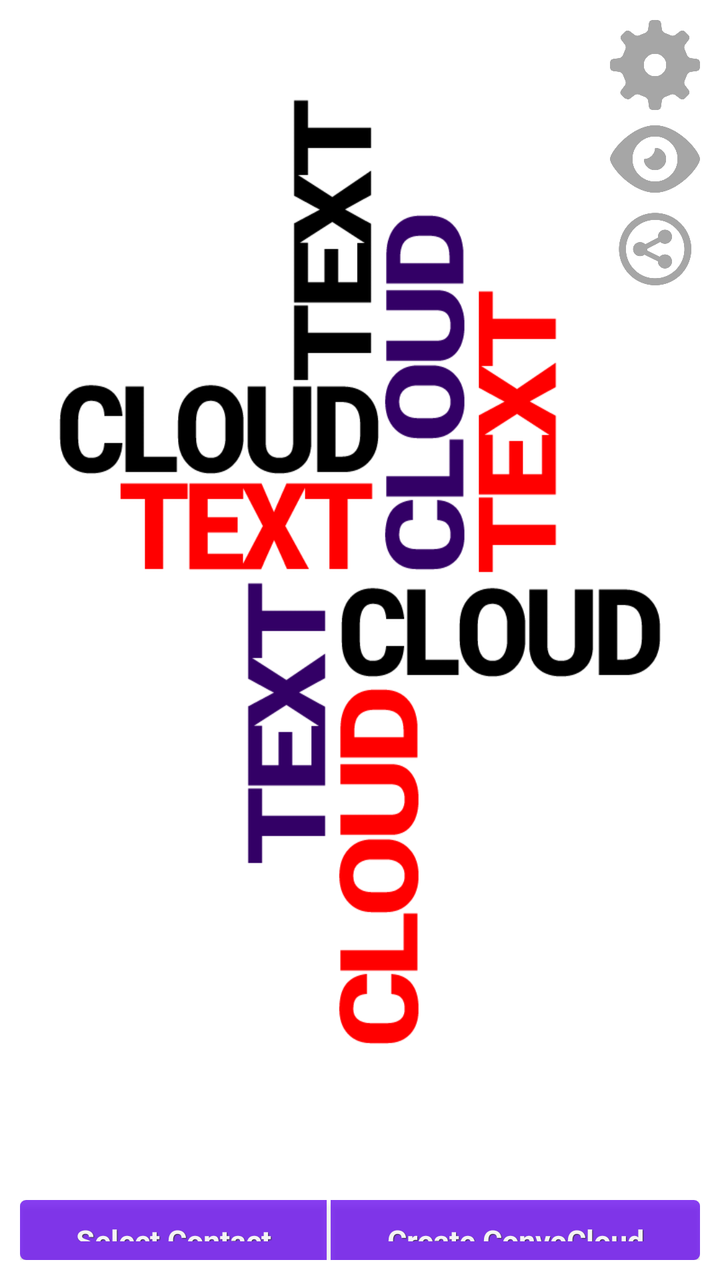
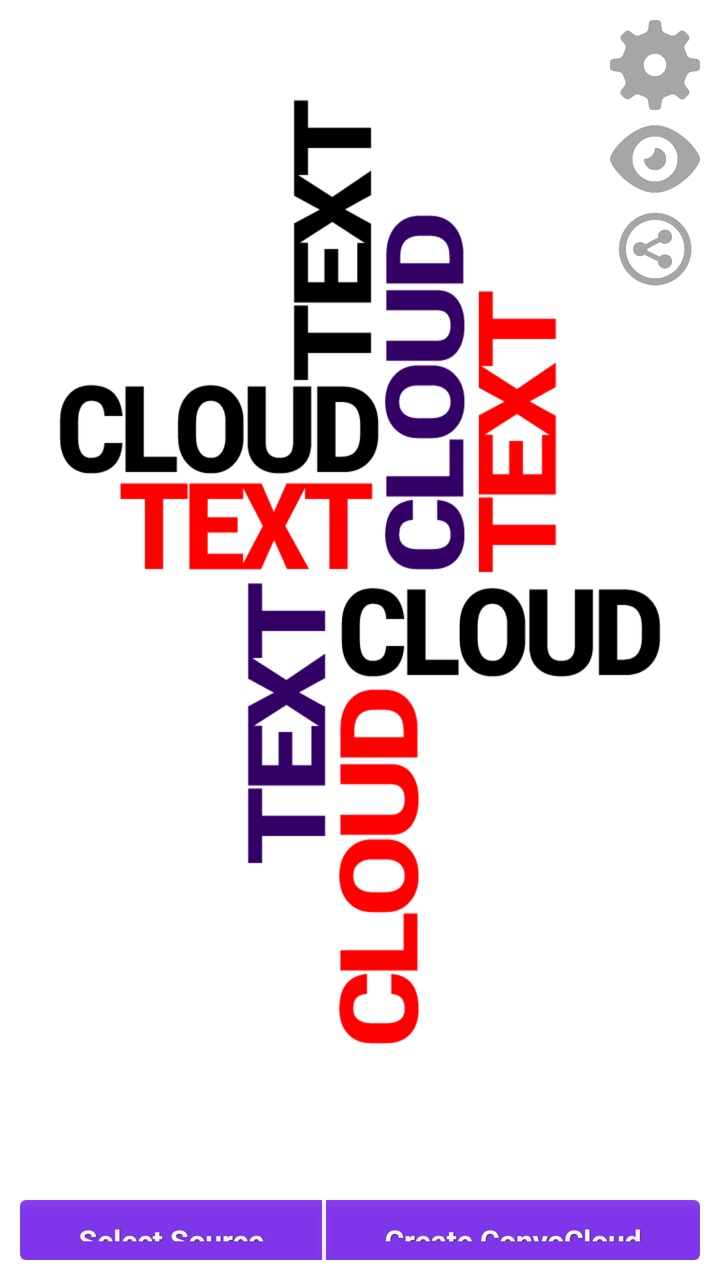

Before-and-after screenshots of an Android layout around one commit, followed by the original layout XML and the change that was made.
<!-- AndroidManifest.xml: fallback theme Theme.MaterialComponents.DayNight.NoActionBar -->
<!-- res/layout/activity_main.xml -->
<RelativeLayout xmlns:android="http://schemas.android.com/apk/res/android"
    android:id="@+id/main_layout"
    android:layout_width="match_parent"
    android:layout_height="match_parent"
    android:background="@drawable/main_image"
    android:clickable="true" >

    <LinearLayout
        android:id="@+id/button_layout"
        android:layout_width="match_parent"
        android:layout_height="30dp"
        android:layout_alignParentBottom="true"
        android:layout_alignParentLeft="true"
        android:layout_marginBottom="10dp"
        android:layout_marginLeft="10dp"
        android:layout_marginRight="10dp"
        android:layout_marginTop="3dp" >

        <Button
            android:id="@+id/contact_selection_button"
            style="@style/btnStyleBlackpearl"
            android:layout_width="wrap_content"
            android:layout_height="wrap_content"
            android:layout_marginRight="1dp"
            android:layout_weight=".25"
            android:alpha=".75"
            android:background="@drawable/button_left"
            android:text="@string/select_contact" />

        <Button
            android:id="@+id/create_text_cloud_button"
            style="@style/btnStyleBlackpearl"
            android:layout_width="wrap_content"
            android:layout_height="wrap_content"
            android:layout_marginLeft="1dp"
            android:layout_weight=".25"
            android:alpha=".75"
            android:background="@drawable/button_right"
            android:text="@string/create_convocloud" />
    </LinearLayout>

    <LinearLayout
        android:id="@+id/icon_layout"
        android:layout_width="wrap_content"
        android:layout_height="wrap_content"
        android:layout_alignParentLeft="false"
        android:layout_alignParentRight="true"
        android:layout_alignParentTop="true"
        android:layout_marginRight="10dp"
        android:layout_marginTop="10dp"
        android:orientation="vertical" >

        <ImageView
            android:id="@+id/settings_button"
            android:layout_width="wrap_content"
            android:layout_height="wrap_content"
            android:layout_marginBottom="2dp"
            android:adjustViewBounds="true"
            android:alpha=".35"
            android:clickable="true"
            android:contentDescription="@string/settings_description"
            android:maxHeight="45dp"
            android:maxWidth="45dp"
            android:src="@drawable/settingsicon" />

        <ImageView
            android:id="@+id/visible_button"
            android:layout_width="wrap_content"
            android:layout_height="wrap_content"
            android:adjustViewBounds="true"
            android:alpha=".35"
            android:clickable="true"
            android:contentDescription="@string/settings_description"
            android:maxHeight="45dp"
            android:maxWidth="45dp"
            android:src="@drawable/visible_icon" />

        <ImageView
            android:id="@+id/share_button"
            android:layout_width="wrap_content"
            android:layout_height="wrap_content"
            android:adjustViewBounds="true"
            android:alpha=".35"
            android:clickable="true"
            android:contentDescription="@string/settings_description"
            android:maxHeight="45dp"
            android:maxWidth="45dp"
            android:src="@drawable/share_icon" />

    </LinearLayout>

    <LinearLayout
        android:id="@+id/status_layout"
        android:layout_width="wrap_content"
        android:layout_height="wrap_content"
        android:layout_above="@+id/button_layout"
        android:layout_alignParentLeft="true"
        android:layout_marginLeft="10dp"
        android:alpha=".75"
        android:background="@layout/rounded_corners" >

        <TextView
            android:id="@+id/status_text"
            android:layout_width="wrap_content"
            android:layout_height="wrap_content"
            android:paddingLeft="3dp"
            android:paddingRight="3dp"
            android:text="@string/status_text"
            android:textAppearance="?android:attr/textAppearanceMedium"
            android:textColor="@android:color/white"
            android:textSize="@dimen/Default"
            android:textStyle="bold" />

    </LinearLayout>

</RelativeLayout>
<!-- resources referenced by this layout -->
<resources>
  <dimen name="Default">15sp</dimen>
  <!-- drawable button_left (drawable-hdpi) -->
  <?xml version="1.0" encoding="utf-8"?>
  <selector xmlns:android="http://schemas.android.com/apk/res/android" >
       <item android:state_pressed="true" >
           <shape android:shape="rectangle"  >
               <corners android:bottomLeftRadius="3dip" 
                   android:topLeftRadius="3dip"/>
               <gradient  android:angle="-90"  android:startColor="#080909" android:endColor="#626b70"  />            
           </shape>
       </item>
      <item android:state_focused="true">
           <shape android:shape="rectangle"  >
               <corners android:bottomLeftRadius="3dip" 
                   android:topLeftRadius="3dip"/>
               <solid  android:color="#050e13"/>       
           </shape>
       </item>  
      <item >
          <shape android:shape="rectangle"  >
               <corners android:bottomLeftRadius="3dip" 
                   android:topLeftRadius="3dip"/>
               <gradient  android:angle="-90"  android:startColor="#3c454a" android:endColor="#050e13" />            
           </shape>
       </item>
  </selector>
  <!-- drawable button_right (drawable-hdpi) -->
  <?xml version="1.0" encoding="utf-8"?>
  <selector xmlns:android="http://schemas.android.com/apk/res/android" >
       <item android:state_pressed="true" >
           <shape android:shape="rectangle"  >
               <corners android:radius="3dip" />
               <corners android:bottomRightRadius="3dip" 
                   android:topRightRadius="3dip"/>
               <gradient  android:angle="-90"  android:startColor="#080909" android:endColor="#626b70"  />            
           </shape>
       </item>
      <item android:state_focused="true">
           <shape android:shape="rectangle"  >
               <corners android:bottomRightRadius="3dip" 
                   android:topRightRadius="3dip"/>
  
               <solid  android:color="#050e13"/>       
           </shape>
       </item>  
      <item >
          <shape android:shape="rectangle"  >
               <corners android:bottomRightRadius="3dip" 
                   android:topRightRadius="3dip"/>
               <gradient  android:angle="-90"  android:startColor="#3c454a" android:endColor="#050e13" />            
           </shape>
       </item>
  </selector>
  <!-- drawable main_image: png bitmap (drawable-hdpi, 45865 bytes) -->
  <!-- drawable settingsicon: png bitmap (drawable-hdpi, 12030 bytes) -->
  <!-- drawable share_icon: png bitmap (drawable-hdpi, 8854 bytes) -->
  <!-- drawable visible_icon: png bitmap (drawable-hdpi, 12784 bytes) -->
  <string name="create_convocloud">Create ConvoCloud</string>
  <string name="select_contact">Select Contact</string>
  <string name="settings_description">Settings Button</string>
  <string name="status_text">Begin by selecting contact</string>
  <style name="btnStyleBlackpearl" parent="@android:style/Widget.Button">
         <item name="android:textSize">15sp</item>
         <item name="android:textStyle">bold</item>
         <item name="android:textColor">#FFFFFF</item>
         <item name="android:gravity">center</item>
         <item name="android:shadowColor">#000000</item>
         <item name="android:shadowDx">1</item>
         <item name="android:shadowDy">1</item>
         <item name="android:shadowRadius">0.6</item>
         <item name="android:alpha">.5</item>
         <item name="android:background">@drawable/button_left</item>
     </style>
</resources>

<!-- the commit's change to res/layout/activity_main.xml (unified diff, before → after) -->
@@ -17,7 +17,7 @@
         android:layout_marginTop="3dp" >
 
         <Button
-            android:id="@+id/contact_selection_button"
+            android:id="@+id/source_selection_button"
             style="@style/btnStyleBlackpearl"
             android:layout_width="wrap_content"
             android:layout_height="wrap_content"
@@ -25,7 +25,7 @@
             android:layout_weight=".25"
             android:alpha=".75"
             android:background="@drawable/button_left"
-            android:text="@string/select_contact" />
+            android:text="@string/select_source" />
 
         <Button
             android:id="@+id/create_text_cloud_button"
<!-- resource entries referenced after the edit -->
@@ -58,7 +58,7 @@
   <!-- drawable share_icon: png bitmap (drawable-hdpi, 8854 bytes) -->
   <!-- drawable visible_icon: png bitmap (drawable-hdpi, 12784 bytes) -->
   <string name="create_convocloud">Create ConvoCloud</string>
-  <string name="select_contact">Select Contact</string>
+  <string name="select_source">Select Source</string>
   <string name="settings_description">Settings Button</string>
   <string name="status_text">Begin by selecting contact</string>
   <style name="btnStyleBlackpearl" parent="@android:style/Widget.Button">
